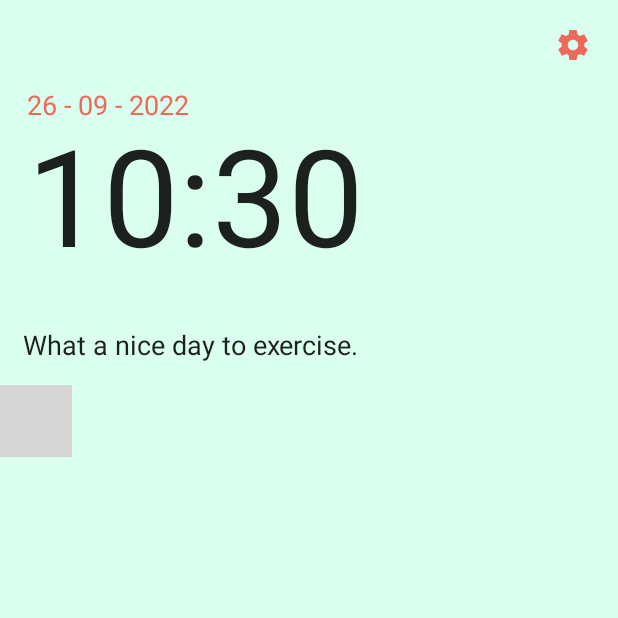
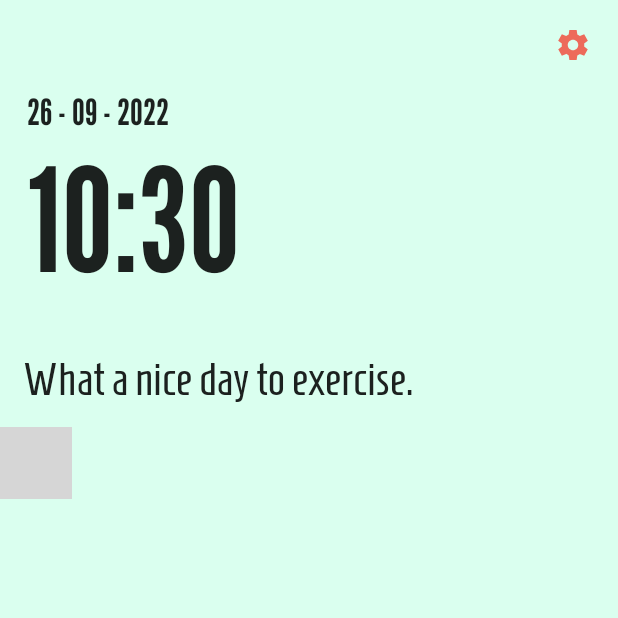
Before and after one commit to JulianCCY/RUNderful, an Android app built with Jetpack Compose: the screen it shows after launch (MainActivity), on a phone screen of 412 x 824 dp, the top half of it. Run offline under Robolectric (Android 15) with nearby library versions, the phone set to English and light mode, and no system bars; our stand-ins replace accompanist; 1 statement that could not run was skipped; grey boxes are pictures that could not be loaded.

Commit message:
Added Fonts, Draft 2 before adjusting features positions.

```diff
--- a/app/src/main/java/com/example/running_app/FeaturesUI.kt
+++ b/app/src/main/java/com/example/running_app/FeaturesUI.kt
@@ -10,4 +10,5 @@ data class FeaturesUI(
     val lightColor: Color,
     val mediumColor: Color,
     val darkColor: Color,
+    val type: Int,
 )
--- a/app/src/main/java/com/example/running_app/MainScreen.kt
+++ b/app/src/main/java/com/example/running_app/MainScreen.kt
@@ -8,6 +8,7 @@ import androidx.compose.foundation.lazy.grid.GridCells
 import androidx.compose.foundation.lazy.grid.LazyVerticalGrid
 import androidx.compose.foundation.shape.RoundedCornerShape
 import androidx.compose.material.Icon
+import androidx.compose.material.MaterialTheme
 import androidx.compose.material.Text
 import androidx.compose.material.icons.Icons
 import androidx.compose.material.icons.sharp.*
@@ -17,6 +18,8 @@ import androidx.compose.ui.Modifier
 import androidx.compose.ui.draw.clip
 import androidx.compose.ui.geometry.Offset
 import androidx.compose.ui.graphics.Path
+import androidx.compose.ui.text.font.Font
+import androidx.compose.ui.text.font.FontFamily
 import androidx.compose.ui.unit.dp
 import androidx.compose.ui.unit.sp
 import com.example.running_app.ui.theme.*
@@ -36,10 +39,10 @@ fun MainScreen() {
             Quotes()
             FeatureGrids(
                 features = listOf(
-                    FeaturesUI("Weather", Icons.Sharp.WbSunny, Blue1, Blue2, Blue3),
-                    FeaturesUI("Track Suggestions", Icons.Sharp.FollowTheSigns, Blue1, Blue2, Blue3),
-                    FeaturesUI("Statistics", Icons.Sharp.Insights, Blue1, Blue2, Blue3),
-                    FeaturesUI("Trainings", Icons.Sharp.FitnessCenter, Blue1, Blue2, Blue3),
+                    FeaturesUI("Weather", Icons.Sharp.WbSunny, Blue1, Blue2, Blue3, 1),
+                    FeaturesUI("Track Suggestions", Icons.Sharp.FollowTheSigns, Blue1, Blue2, Blue3, 2),
+                    FeaturesUI("Statistics", Icons.Sharp.Insights, Blue1, Blue2, Blue3, 3),
+                    FeaturesUI("Trainings", Icons.Sharp.FitnessCenter, Blue1, Blue2, Blue3, 4),
                 )
             )
         }
@@ -82,12 +85,13 @@ fun Greetings() {
         Column {
             Text(
                 text = date,
-                fontSize = 18.sp,
-                color = Orange1
+                fontFamily = FontFamily(Font(R.font.leaguegothic_regular)),
+                fontSize = 24.sp,
             )
             Text(
                 text = time,
-                fontSize = 90.sp,
+                fontFamily = FontFamily(Font(R.font.leaguegothic_regular)),
+                fontSize = 96.sp,
             )
         }
     }
@@ -104,7 +108,7 @@ fun Quotes() {
     ) {
         Text(
             text = "What a nice day to exercise.",
-            fontSize = 18.sp,
+            style = MaterialTheme.typography.body1
         )
     }
 }
@@ -191,6 +195,7 @@ fun FeatureItem(
         ) {
             Text(
                 text = feature.title,
+                style = MaterialTheme.typography.body2,
                 lineHeight = 24.sp,
                 modifier = Modifier
                     .align(Alignment.TopStart)
--- a/app/src/main/java/com/example/running_app/ui/theme/Type.kt
+++ b/app/src/main/java/com/example/running_app/ui/theme/Type.kt
@@ -2,17 +2,75 @@ package com.example.running_app.ui.theme
 
 import androidx.compose.material.Typography
 import androidx.compose.ui.text.TextStyle
+import androidx.compose.ui.text.font.Font
 import androidx.compose.ui.text.font.FontFamily
 import androidx.compose.ui.text.font.FontWeight
 import androidx.compose.ui.unit.sp
+import com.example.running_app.R
+
+// Font 1
+val Font1 = FontFamily(
+    Font(R.font.homenaje_regular)
+)
+
+// Font 2
+val Font2 = FontFamily(
+    Font(R.font.leaguegothic_regular)
+)
 
 // Set of Material typography styles to start with
 val Typography = Typography(
+    h1 = TextStyle(
+        fontFamily = Font1,
+        fontWeight = FontWeight.Bold,
+        fontSize = 48.sp,
+    ),
+    h2 = TextStyle(
+        fontFamily = Font1,
+        fontWeight = FontWeight.Bold,
+        fontSize = 36.sp,
+    ),
+    h3 = TextStyle(
+        fontFamily = Font1,
+        fontWeight = FontWeight.Bold,
+        fontSize = 24.sp,
+    ),
+    h4 = TextStyle(
+        fontFamily = Font2,
+        fontWeight = FontWeight.Bold,
+        fontSize = 48.sp,
+    ),
+    h5 = TextStyle(
+        fontFamily = Font2,
+        fontWeight = FontWeight.Bold,
+        fontSize = 36.sp,
+    ),
+    h6 = TextStyle(
+        fontFamily = Font2,
+        fontWeight = FontWeight.Bold,
+        fontSize = 24.sp,
+    ),
+    subtitle1 = TextStyle(
+        fontFamily = Font1,
+        fontWeight = FontWeight.SemiBold,
+        fontSize = 48.sp
+    ),
+    subtitle2 = TextStyle(
+        fontFamily = Font1,
+        fontWeight = FontWeight.SemiBold,
+        fontSize = 36.sp
+    ),
     body1 = TextStyle(
-        fontFamily = FontFamily.Default,
+        fontFamily = Font1,
         fontWeight = FontWeight.Normal,
-        fontSize = 16.sp
-    )
+        fontSize = 30.sp
+    ),
+    body2 = TextStyle(
+        fontFamily = Font1,
+        fontWeight = FontWeight.Normal,
+        fontSize = 24.sp
+    ),
+
     /* Other default text styles to override
     button = TextStyle(
         fontFamily = FontFamily.Default,
```
Also changed, not shown: app/src/main/res/font/homenaje_regular.ttf (added), app/src/main/res/font/leaguegothic_regular.ttf (added).
